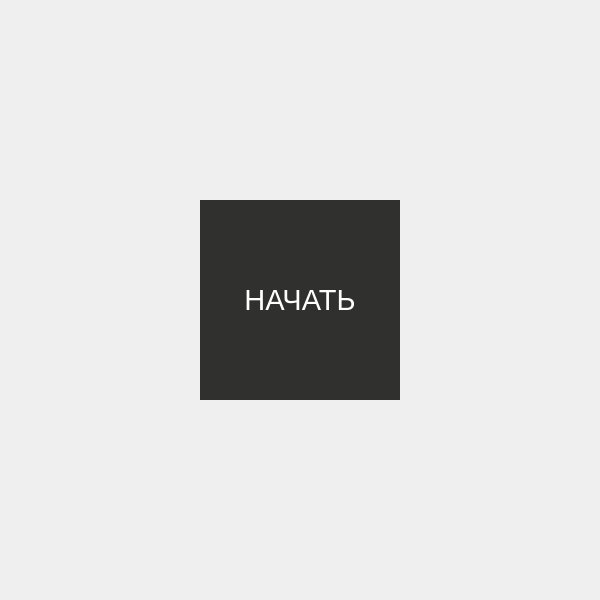
Qt form welcome.ui (philipscode/Quiz-for-genetic-algorithm-task) before a commit.
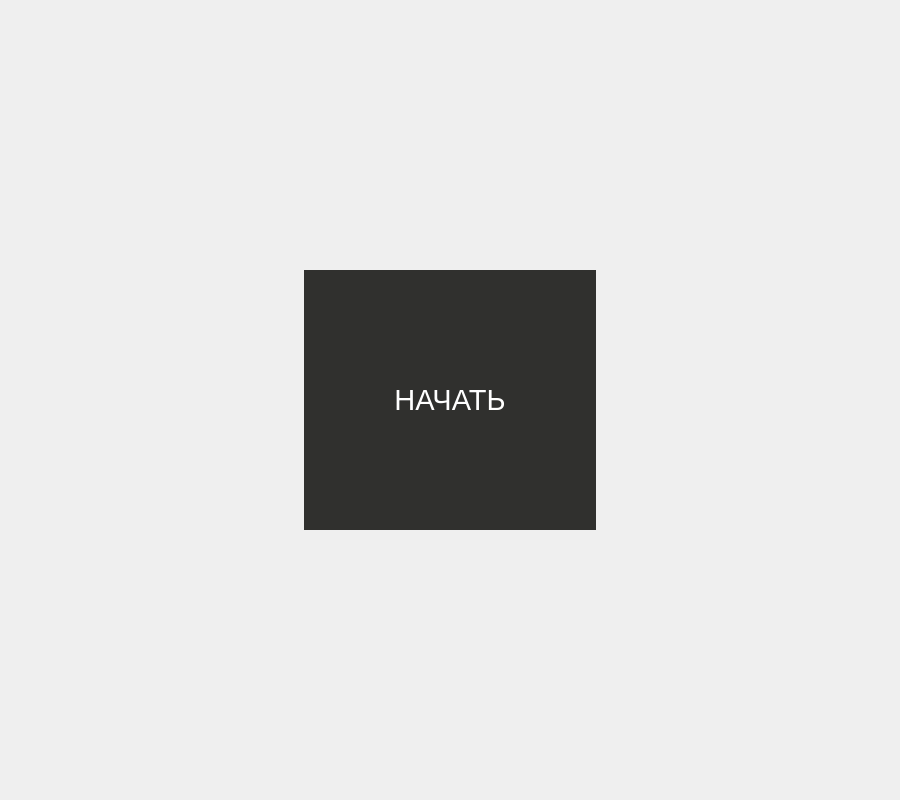
The same form after that commit.

```diff
--- a/welcome.ui
+++ b/welcome.ui
@@ -6,10 +6,16 @@
    <rect>
     <x>0</x>
     <y>0</y>
-    <width>600</width>
-    <height>600</height>
+    <width>900</width>
+    <height>800</height>
    </rect>
   </property>
+  <property name="maximumSize">
+   <size>
+    <width>900</width>
+    <height>800</height>
+   </size>
+  </property>
   <property name="windowTitle">
    <string>Form</string>
   </property>
```
